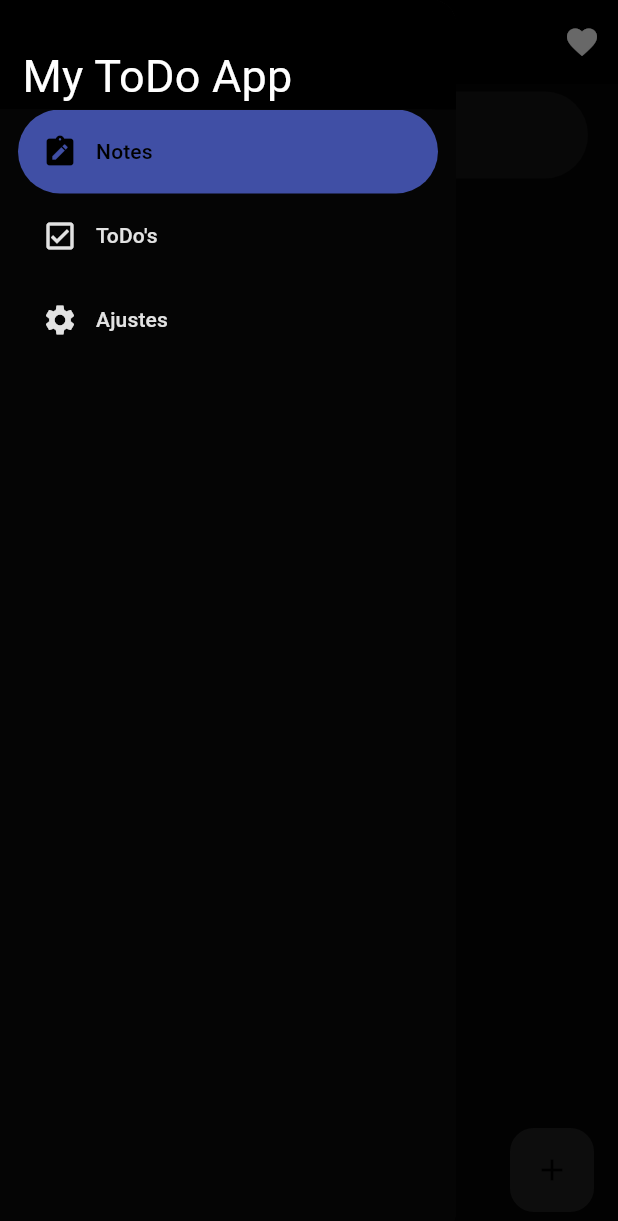
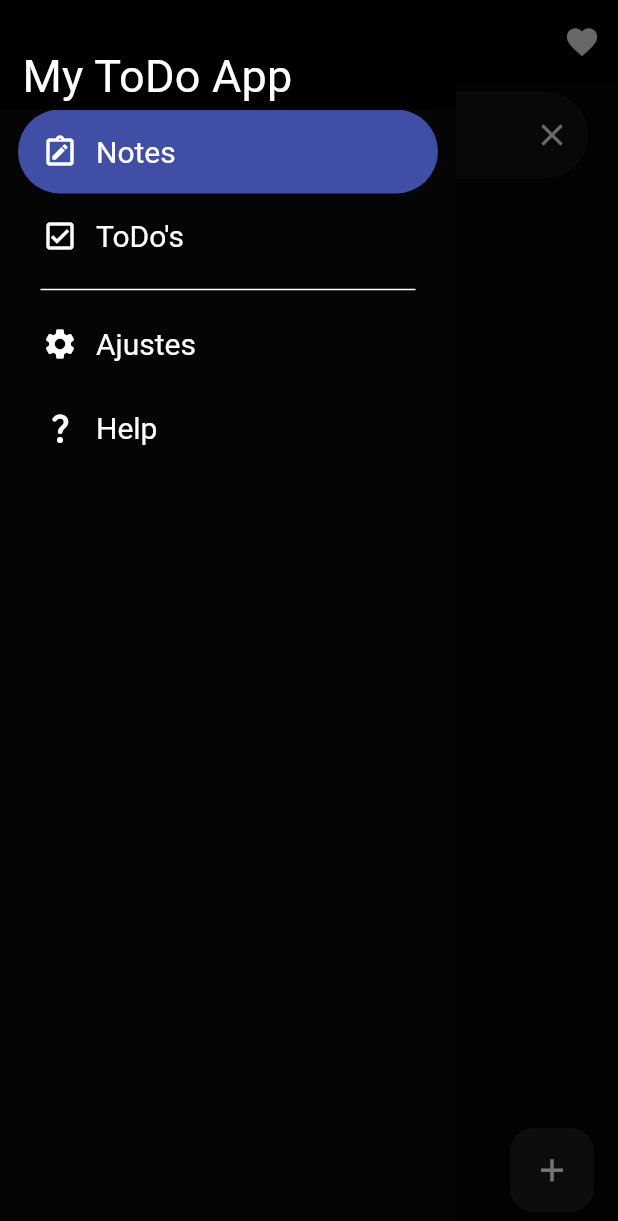
Before and after one commit to Slowriide/to_do_app, a Flutter app: the TodosView screen opened directly, with the side drawer open, on a phone screen of 412 x 824 dp. Shown: the top 1221 px of the screen. Run offline on Flutter 3.47's test engine with Material 3 defaults, Android fonts, the phone set to English and light mode, and no system bars; our stand-ins replace flutter_bloc, flutter_local_notifications, flutter_timezone, go_router, google_fonts, implicitly_animated_reorderable_list_2 and 2 more; accounts and stored records are empty; generated files the repository leaves out were written again.

Commit message:
select all y graphic updates

```diff
--- a/lib/common/widgets/my_drawer.dart
+++ b/lib/common/widgets/my_drawer.dart
@@ -29,6 +29,7 @@ class _MyDrawerState extends State<MyDrawer> {
           ),
           Expanded(
             child: NavigationDrawer(
+              tilePadding: EdgeInsets.symmetric(horizontal: 12),
               indicatorColor: const Color.fromARGB(255, 64, 79, 165),
               selectedIndex: _getSelectedIndex(location),
               onDestinationSelected: (index) async {
@@ -51,7 +52,7 @@ class _MyDrawerState extends State<MyDrawer> {
               children: const [
                 NavigationDrawerDestination(
                   icon: Icon(Icons.note_alt_outlined),
-                  selectedIcon: Icon(Icons.note_alt),
+                  selectedIcon: Icon(Icons.note_alt_outlined),
                   label: Text('Notes'),
                 ),
                 NavigationDrawerDestination(
@@ -59,9 +60,14 @@ class _MyDrawerState extends State<MyDrawer> {
                   selectedIcon: Icon(Icons.check_box),
                   label: Text("ToDo's"),
                 ),
+                Divider(indent: 27, endIndent: 27),
                 NavigationDrawerDestination(
                   icon: Icon(Icons.settings),
                   label: Text('Ajustes'),
+                ),
+                NavigationDrawerDestination(
+                  icon: Icon(Icons.question_mark_rounded),
+                  label: Text('Help'),
                 ),
               ],
             ),
--- a/lib/common/widgets/note_item.dart
+++ b/lib/common/widgets/note_item.dart
@@ -24,7 +24,9 @@ class NoteItem extends StatelessWidget {
       padding: EdgeInsets.symmetric(horizontal: 15, vertical: 10),
       width: double.infinity,
       decoration: BoxDecoration(
-        border: Border.all(color: !isSelected ? theme.primary : Colors.red),
+        border: Border.all(
+          color: !isSelected ? theme.primary : theme.onPrimary,
+        ),
         borderRadius: BorderRadius.circular(15),
       ),
       child: Column(
--- a/lib/common/widgets/todo_item.dart
+++ b/lib/common/widgets/todo_item.dart
@@ -26,7 +26,9 @@ class TodoItem extends StatelessWidget {
       padding: EdgeInsets.symmetric(horizontal: 15, vertical: 10),
       width: double.infinity,
       decoration: BoxDecoration(
-        border: Border.all(color: !isSelected ? theme.primary : Colors.red),
+        border: Border.all(
+          color: !isSelected ? theme.primary : theme.onPrimary,
+        ),
         borderRadius: BorderRadius.circular(15),
       ),
       child: Column(
--- a/lib/common/widgets/widgets.dart
+++ b/lib/common/widgets/widgets.dart
@@ -1,2 +1,3 @@
 export './note_item.dart';
 export './my_drawer.dart';
+export './my_tooltip.dart';
--- a/lib/core/config/theme/app_theme.dart
+++ b/lib/core/config/theme/app_theme.dart
@@ -5,12 +5,18 @@ class AppTheme {
   final Color surface = Color.fromARGB(255, 5, 5, 5);
   final Color onSurface = Color(0xffE3E3E3);
   final Color purple = Color.fromARGB(255, 64, 79, 165);
+  final Color primary = const Color.fromARGB(255, 29, 29, 29);
+  final bodySmall = GoogleFonts.roboto()
+      .copyWith(color: const Color.fromARGB(255, 236, 236, 236), fontSize: 18);
+  final titleSmall = GoogleFonts.roboto().copyWith(fontSize: 20);
+
   ThemeData getTheme() => ThemeData(
         useMaterial3: true,
         colorScheme: ColorScheme.dark(
           surface: surface,
           onSurface: onSurface,
-          primary: const Color.fromARGB(255, 29, 29, 29),
+          primary: primary,
+          onPrimary: purple,
           secondary: const Color.fromARGB(255, 17, 17, 17),
         ),
         textTheme: TextTheme(
@@ -29,8 +35,7 @@ class AppTheme {
               color: Colors.white, fontSize: 25, fontWeight: FontWeight.w500),
           bodyMedium: GoogleFonts.roboto().copyWith(
               color: Colors.white, fontSize: 19, fontWeight: FontWeight.w500),
-          bodySmall: GoogleFonts.roboto().copyWith(
-              color: const Color.fromARGB(255, 236, 236, 236), fontSize: 18),
+          bodySmall: bodySmall,
           labelSmall:
               GoogleFonts.roboto().copyWith(color: Colors.white, fontSize: 15),
           labelMedium: GoogleFonts.roboto().copyWith(
@@ -88,5 +93,20 @@ class AppTheme {
         dialogTheme: DialogThemeData(
           backgroundColor: Color.fromARGB(255, 17, 17, 17),
         ),
+
+        //Tool tip
+        tooltipTheme: TooltipThemeData(
+          textStyle: bodySmall.copyWith(color: Colors.white),
+          decoration: BoxDecoration(
+            color: primary,
+            borderRadius: BorderRadius.circular(5),
+          ),
+        ),
+
+        navigationDrawerTheme: NavigationDrawerThemeData(
+          iconTheme: WidgetStatePropertyAll(IconThemeData(color: Colors.white)),
+          labelTextStyle:
+              WidgetStatePropertyAll(titleSmall.copyWith(color: Colors.white)),
+        ),
       );
 }
--- a/lib/presentation/todos/edit_todo.dart
+++ b/lib/presentation/todos/edit_todo.dart
@@ -5,7 +5,6 @@ import 'package:to_do_app/common/utils/editablesubtask.dart';
 import 'package:to_do_app/common/widgets/subtasks_items_view.dart';
 import 'package:to_do_app/core/notifications/notifications_service.dart';
 import 'package:to_do_app/domain/models/todo.dart';
-import 'package:to_do_app/presentation/cubits/note_cubit.dart';
 import 'package:to_do_app/presentation/cubits/todo_cubit.dart';
 
 class EditTodo extends StatefulWidget {
--- a/lib/presentation/todos/todos_view.dart
+++ b/lib/presentation/todos/todos_view.dart
@@ -2,6 +2,7 @@ import 'package:flutter/material.dart';
 import 'package:flutter_bloc/flutter_bloc.dart';
 import 'package:go_router/go_router.dart';
 import 'package:to_do_app/common/widgets/my_drawer.dart';
+import 'package:to_do_app/common/widgets/widgets.dart';
 import 'package:to_do_app/domain/models/todo.dart';
 
 import 'package:to_do_app/presentation/cubits/todo_cubit.dart';
@@ -27,6 +28,13 @@ class _TodosViewState extends State<TodosView> {
       } else {
         selectedTodos.add(todoId);
       }
+    });
+  }
+
+  void selectAll() {
+    final allTodos = context.read<TodoCubit>().state;
+    setState(() {
+      selectedTodos.addAll(allTodos.map((todo) => todo.id));
     });
   }
 
@@ -77,7 +85,7 @@ class _TodosViewState extends State<TodosView> {
           ? null
           : FloatingActionButton(
               onPressed: () => context.push('/addtodo'),
-              child: Icon(Icons.add),
+              child: Icon(Icons.add, color: Colors.white, size: 25),
             ),
     );
   }
@@ -91,9 +99,11 @@ class _TodosViewState extends State<TodosView> {
       elevation: 0,
       centerTitle: true,
       leading: isSelectionMode
-          ? IconButton(
-              icon: Icon(Icons.close),
+          ? MyTooltip(
+              message: 'Clear Selection',
+              icon: Icons.close_rounded,
               onPressed: clearSelection,
+              valueKey: ValueKey('clear'),
             )
           : null,
       title: AnimatedSwitcher(
@@ -121,10 +131,21 @@ class _TodosViewState extends State<TodosView> {
             child: ScaleTransition(scale: animation, child: child),
           ),
           child: isSelectionMode
-              ? IconButton(
-                  key: ValueKey('delete'),
-                  onPressed: deleteSelectedTodos,
-                  icon: Icon(Icons.delete_outline_outlined),
+              ? Row(
+                  children: [
+                    MyTooltip(
+                      message: 'Select All',
+                      icon: Icons.select_all_outlined,
+                      onPressed: selectAll,
+                      valueKey: ValueKey('SelectAll'),
+                    ),
+                    MyTooltip(
+                      message: 'Delete',
+                      icon: Icons.delete_outline_outlined,
+                      onPressed: deleteSelectedTodos,
+                      valueKey: ValueKey('Delete'),
+                    ),
+                  ],
                 )
               : IconButton(
                   key: ValueKey('fav'),
@@ -165,11 +186,12 @@ class _Body extends StatelessWidget {
                 borderSide: BorderSide.none,
               ),
               prefixIcon: Icon(Icons.search, color: theme.onSurface),
-              hintText: 'Search Notes',
+              hintText: 'Search Todos',
               filled: true,
               fillColor: theme.secondary,
-              contentPadding: EdgeInsets.symmetric(horizontal: 10, vertical: 5),
-              suffix: IconButton(
+              contentPadding:
+                  EdgeInsets.symmetric(horizontal: 10, vertical: 10),
+              suffixIcon: IconButton(
                 onPressed: () {
                   textController.clear();
                   context.read<TodoSearchCubit>().clearSearch();
```
Also changed, not shown: lib/common/widgets/my_tooltip.dart (added, +27 -0 lines), lib/presentation/notes/home_page.dart (+30 -15 lines).
